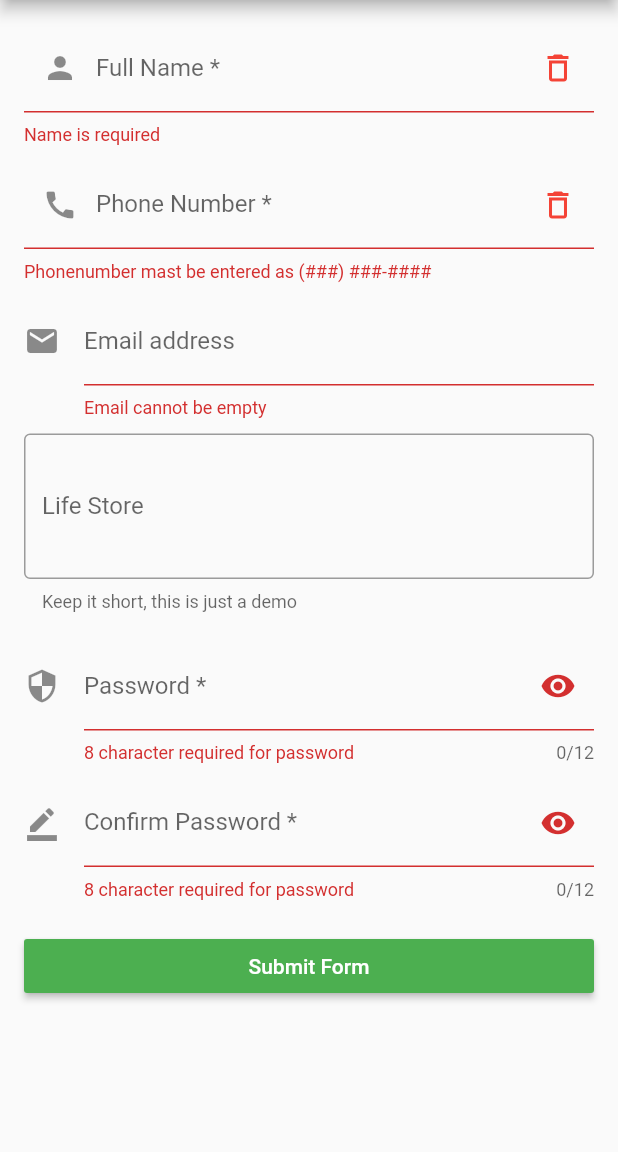
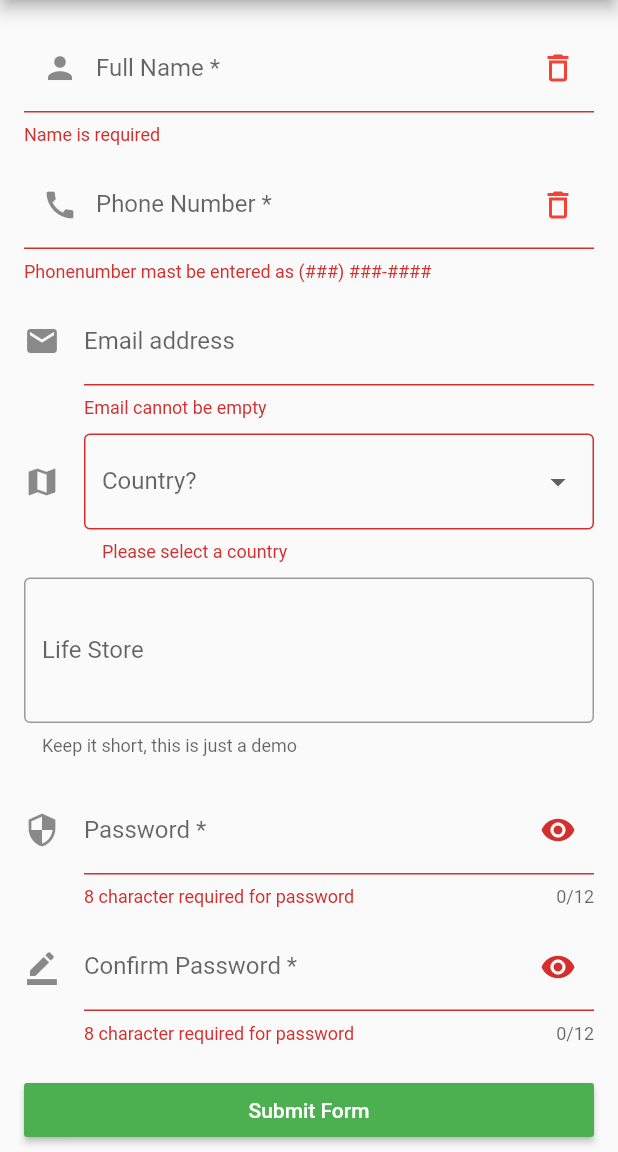
Before and after one commit to YanaLugina/flutter_register_form, a Flutter app: the screen it shows after launch, after a tap on "Submit Form", on a phone screen of 412 x 824 dp, the part 84-1236 px from its top. Run offline on Flutter 3.47's test engine with Material 2 defaults, Android fonts, the phone set to English and light mode, and no system bars.

Commit message:
textFormField: added widget DropdownButtonFormField

```diff
--- a/lib/pages/register_form_page.dart
+++ b/lib/pages/register_form_page.dart
@@ -16,6 +16,9 @@ class _RegisterFormPageState extends State<RegisterFormPage> {
   final _lifeStoreController = TextEditingController();
   final _passwordController = TextEditingController();
   final _confirmPasswordController = TextEditingController();
+
+  List<String> _countries = ['Russia', 'Germany', 'Australia', 'USA'];
+  String _selectedCountry;
 
   @override
   void dispose() {
@@ -101,6 +104,29 @@ class _RegisterFormPageState extends State<RegisterFormPage> {
               validator: _validateEmail,
             ),
             SizedBox(height: 10.0,),
+            DropdownButtonFormField(
+              decoration: InputDecoration(
+                border: OutlineInputBorder(),
+                icon: Icon(Icons.map),
+                labelText: 'Country?'
+              ),
+              items: _countries.map((country) {
+                return DropdownMenuItem(
+                  child: Text(country),
+                  value: country,
+                );
+              }).toList(),
+              onChanged: (data) {
+                setState(() {
+                  _selectedCountry = data;
+                });
+              },
+              value: _selectedCountry,
+              validator: (val){
+                return val == null ? 'Please select a country': null;
+              },
+            ),
+            SizedBox(height: 10.0,),
             TextFormField(
               controller: _lifeStoreController,
               decoration: InputDecoration(
@@ -178,6 +204,7 @@ class _RegisterFormPageState extends State<RegisterFormPage> {
       print('Name: ${_nameController.text}');
       print('Phone: ${_phoneController.text}');
       print('Email: ${_emailController.text}');
+      print('Country: $_selectedCountry');
       print('LifeController: ${_lifeStoreController.text}');
     } else {
       print('Form is not valid please review and correct');
```
